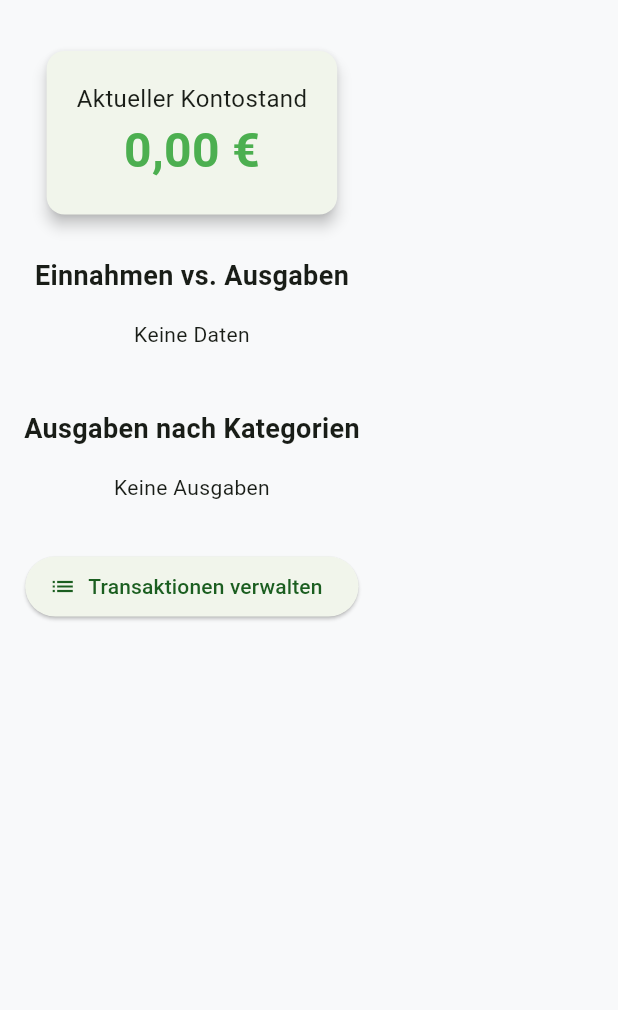
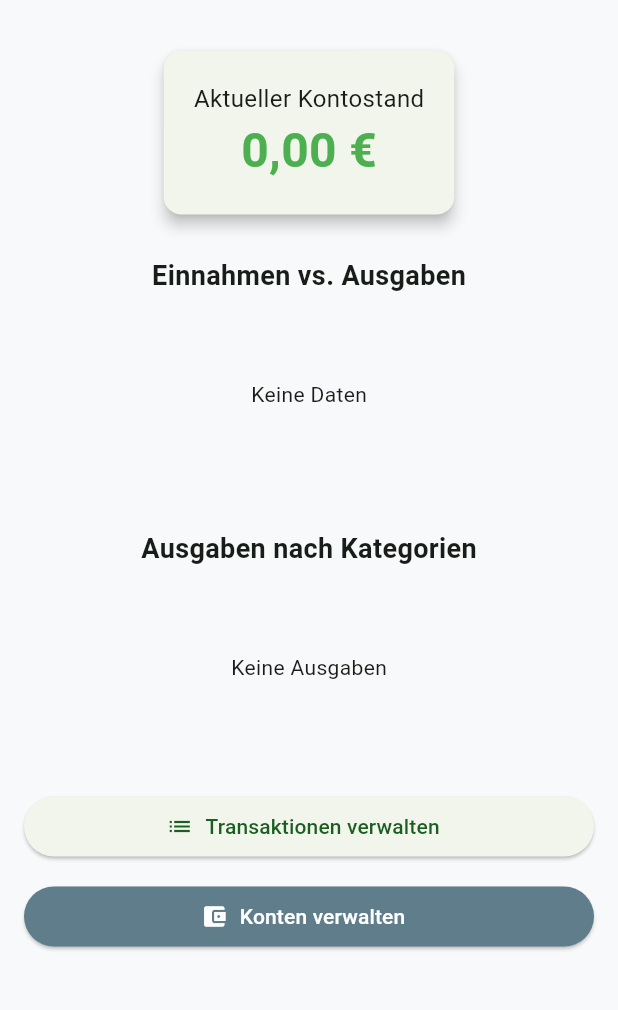
Before and after one commit to Zornemann/MeinBudget, a Flutter app: the screen it shows after launch, on a phone screen of 412 x 824 dp, the part 63-1073 px from its top. Run offline on Flutter 3.47's test engine with Material 3 defaults, Android fonts, the phone set to English and light mode, and no system bars; our stand-ins replace fl_chart, sqflite, sqflite_common_ffi_web; accounts and stored records are empty.

Commit message:
fix: close missing brackets in home_screen and finalize layout

```diff
--- a/lib/screens/home_screen.dart
+++ b/lib/screens/home_screen.dart
@@ -4,6 +4,7 @@ import 'package:intl/intl.dart';
 import '../database/database_helper.dart';
 import '../models/transaction.dart';
 import 'transactions_screen.dart';
+import 'account_management_screen.dart';
 
 class HomeScreen extends StatefulWidget {
   const HomeScreen({super.key});
@@ -29,6 +30,8 @@ class _HomeScreenState extends State<HomeScreen> {
   Future<void> _loadDashboardData() async {
     setState(() => _isLoading = true);
     final transactions = await _dbHelper.getTransactions();
+    // Hinweis: Hier wird aktuell nur das 'default_main' Konto berechnet.
+    // Später könntest du hier die Summe ALLER Konten laden.
     final balance = await _dbHelper.getAccountBalance('default_main');
 
     double income = 0;
@@ -77,13 +80,40 @@ class _HomeScreenState extends State<HomeScreen> {
                     const SizedBox(height: 16),
                     _buildCategoryPieChart(),
                     const SizedBox(height: 32),
-                    ElevatedButton.icon(
+
+                    // Button 1: Transaktionen
+                    SizedBox(
+                      width: double.infinity,
+                      child: ElevatedButton.icon(
                         icon: const Icon(Icons.list),
                         label: const Text('Transaktionen verwalten'),
                         onPressed: () async {
                           await Navigator.push(context, MaterialPageRoute(builder: (context) => const TransactionsScreen()));
                           _loadDashboardData();
                         },
+                      ),
+                    ),
+
+                    const SizedBox(height: 12),
+
+                    // Button 2: Konten
+                    SizedBox(
+                      width: double.infinity,
+                      child: ElevatedButton.icon(
+                        icon: const Icon(Icons.account_balance_wallet),
+                        label: const Text('Konten verwalten'),
+                        style: ElevatedButton.styleFrom(
+                          backgroundColor: Colors.blueGrey,
+                          foregroundColor: Colors.white,
+                        ),
+                        onPressed: () async {
+                          await Navigator.push(
+                            context,
+                            MaterialPageRoute(builder: (context) => const AccountManagementScreen()),
+                          );
+                          _loadDashboardData();
+                        },
+                      ),
                     ),
                   ],
                 ),
@@ -109,7 +139,7 @@ class _HomeScreenState extends State<HomeScreen> {
   }
 
   Widget _buildMainPieChart() {
-    if (_totalIncome == 0 && _totalExpense == 0) return const Text('Keine Daten');
+    if (_totalIncome == 0 && _totalExpense == 0) return const SizedBox(height: 100, child: Center(child: Text('Keine Daten')));
     return SizedBox(
       height: 200,
       child: PieChart(
@@ -124,7 +154,7 @@ class _HomeScreenState extends State<HomeScreen> {
   }
 
   Widget _buildCategoryPieChart() {
-    if (_categoryExpenses.isEmpty) return const Text('Keine Ausgaben');
+    if (_categoryExpenses.isEmpty) return const SizedBox(height: 100, child: Center(child: Text('Keine Ausgaben')));
     return SizedBox(
       height: 200,
       child: PieChart(
```
Also changed, not shown: lib/screens/account_management_screen.dart (added, +122 -0 lines). Lines whose indentation alone changed are shown as unchanged.
